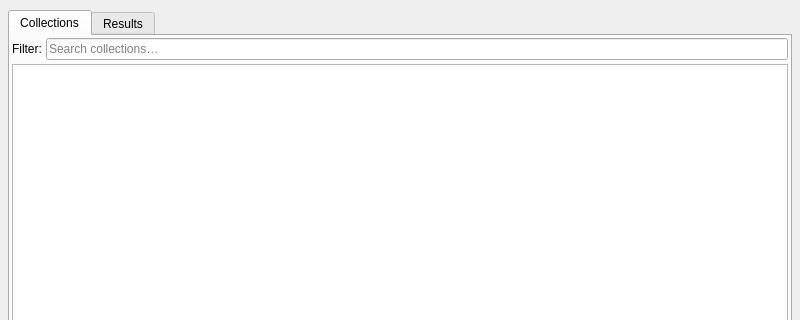
Before: the Qt Designer form revengai/ui/function_similarity_panel.ui in RevEngAI/reai-ida, drawn with Qt 5; both pictures show x 0 to 800 and y 0 to 320 of the 800 by 600 pixel window.
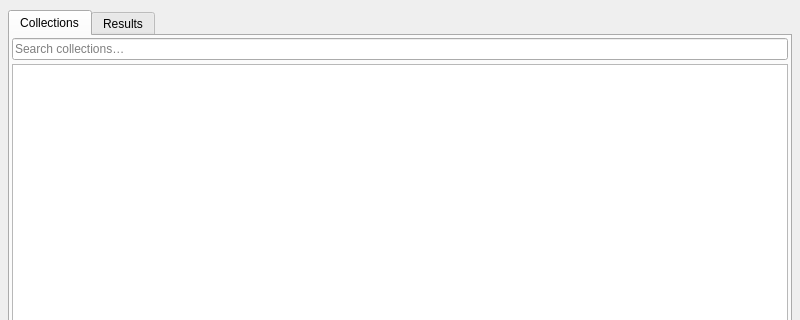
After: the same form once the commit is applied. Icons and pictures are not drawn.

Commit message: remove hidden label

The edit to the form file:
```diff
--- a/revengai/ui/function_similarity_panel.ui
+++ b/revengai/ui/function_similarity_panel.ui
@@ -71,24 +71,6 @@
         <number>2</number>
        </property>
        <item>
-        <layout class="QHBoxLayout">
-         <item>
-          <widget class="QLabel" name="label">
-           <property name="text">
-            <string>Filter:</string>
-           </property>
-           <property name="textFormat">
-            <enum>Qt::PlainText</enum>
-           </property>
-           <property name="alignment">
-            <set>Qt::AlignCenter</set>
-           </property>
-           <property name="indent">
-            <number>0</number>
-           </property>
-          </widget>
-         </item>
-         <item>
           <widget class="QLineEdit" name="collectionsFilter">
            <property name="placeholderText">
             <string>Search collections…</string>
@@ -98,10 +80,14 @@
            </property>
           </widget>
          </item>
-        </layout>
-       </item>
        <item>
         <widget class="QTableView" name="collectionsTable">
+         <property name="maximumSize">
+          <size>
+           <width>16777215</width>
+           <height>16777215</height>
+          </size>
+         </property>
          <property name="contextMenuPolicy">
           <enum>Qt::NoContextMenu</enum>
          </property>
```
Lines whose indentation alone changed are shown as unchanged. The commit also changes 3 other files.
